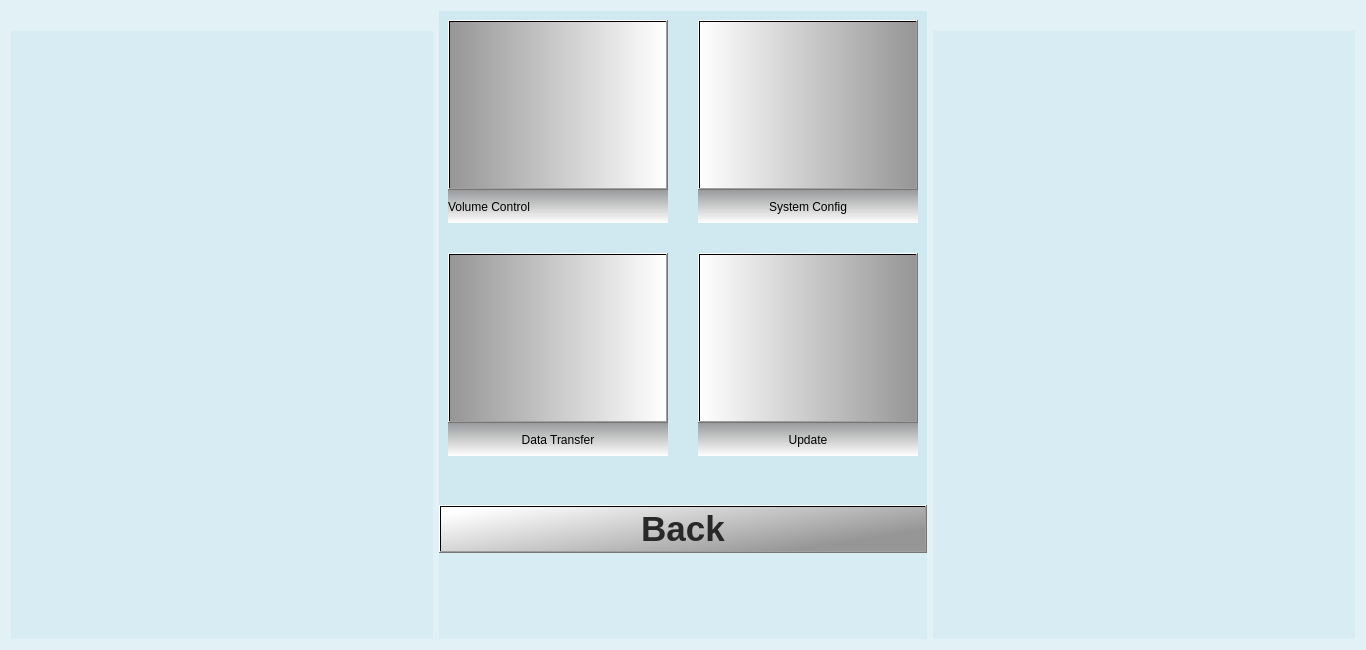
Above: settings.ui from gurpartap007/qtmop before the change. Below: the same form after it.
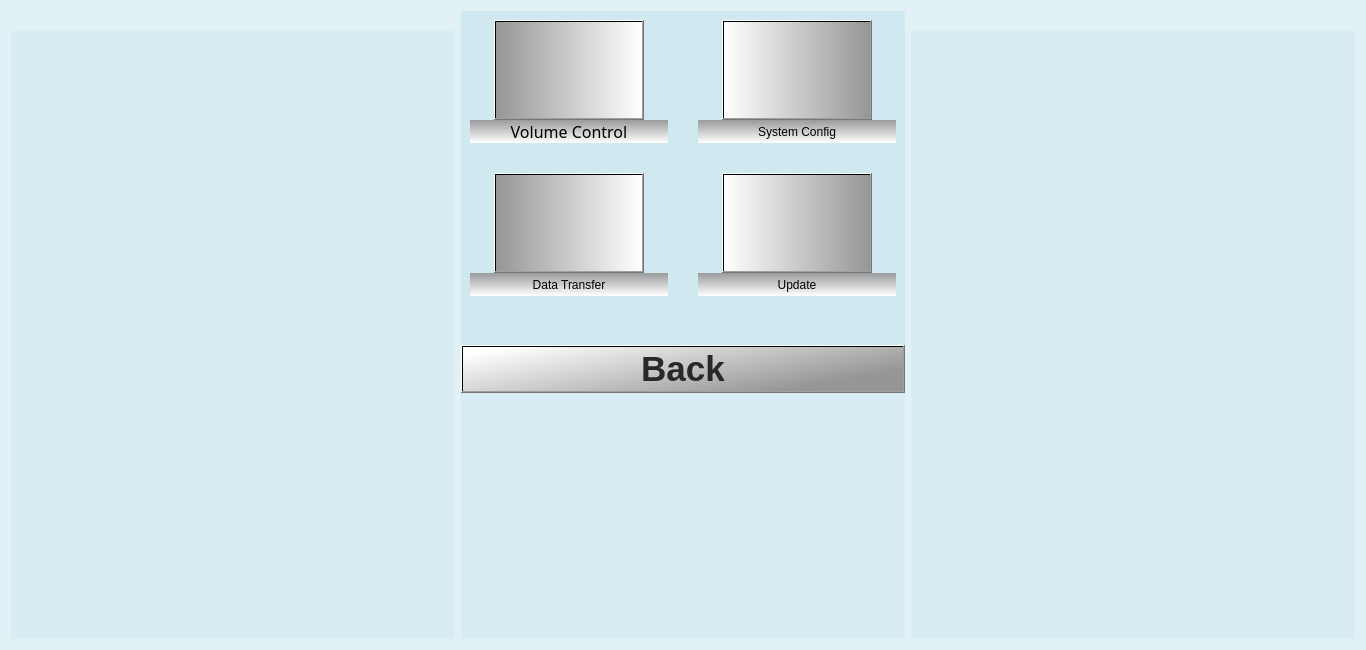
That is the form after the change. The open tabs and pages were chosen to show the change. Icons and pictures are not drawn.

Patch:
```diff
--- a/settings.ui
+++ b/settings.ui
@@ -98,14 +98,14 @@
                    </property>
                    <property name="minimumSize">
                     <size>
-                     <width>220</width>
-                     <height>170</height>
+                     <width>150</width>
+                     <height>100</height>
                     </size>
                    </property>
                    <property name="maximumSize">
                     <size>
-                     <width>220</width>
-                     <height>170</height>
+                     <width>150</width>
+                     <height>100</height>
                     </size>
                    </property>
                    <property name="autoFillBackground">
@@ -124,8 +124,8 @@
                    </property>
                    <property name="iconSize">
                     <size>
-                     <width>180</width>
-                     <height>150</height>
+                     <width>140</width>
+                     <height>100</height>
                     </size>
                    </property>
                   </widget>
@@ -135,23 +135,35 @@
                <item>
                 <widget class="QLabel" name="label">
                  <property name="sizePolicy">
-                  <sizepolicy hsizetype="Fixed" vsizetype="Fixed">
+                  <sizepolicy hsizetype="Preferred" vsizetype="Fixed">
                    <horstretch>0</horstretch>
                    <verstretch>0</verstretch>
                   </sizepolicy>
                  </property>
                  <property name="minimumSize">
                   <size>
-                   <width>220</width>
-                   <height>33</height>
+                   <width>150</width>
+                   <height>23</height>
                   </size>
                  </property>
                  <property name="maximumSize">
                   <size>
-                   <width>220</width>
-                   <height>33</height>
+                   <width>250</width>
+                   <height>23</height>
                   </size>
                  </property>
+                 <property name="font">
+                  <font>
+                   <family>Sans Serif</family>
+                   <pointsize>12</pointsize>
+                   <weight>50</weight>
+                   <italic>false</italic>
+                   <bold>false</bold>
+                  </font>
+                 </property>
+                 <property name="layoutDirection">
+                  <enum>Qt::LeftToRight</enum>
+                 </property>
                  <property name="styleSheet">
                   <string notr="true">font: 20pt &quot;Sans Serif&quot;;
 color: rgb(0, 0, 0);
@@ -163,6 +175,9 @@
                  <property name="text">
                   <string>Volume Control</string>
                  </property>
+                 <property name="alignment">
+                  <set>Qt::AlignCenter</set>
+                 </property>
                 </widget>
                </item>
               </layout>
@@ -187,14 +202,14 @@
                    </property>
                    <property name="minimumSize">
                     <size>
-                     <width>220</width>
-                     <height>170</height>
+                     <width>150</width>
+                     <height>100</height>
                     </size>
                    </property>
                    <property name="maximumSize">
                     <size>
-                     <width>220</width>
-                     <height>170</height>
+                     <width>150</width>
+                     <height>100</height>
                     </size>
                    </property>
                    <property name="autoFillBackground">
@@ -214,8 +229,8 @@
                    </property>
                    <property name="iconSize">
                     <size>
-                     <width>180</width>
-                     <height>150</height>
+                     <width>140</width>
+                     <height>100</height>
                     </size>
                    </property>
                   </widget>
@@ -232,14 +247,14 @@
                  </property>
                  <property name="minimumSize">
                   <size>
-                   <width>220</width>
-                   <height>33</height>
+                   <width>100</width>
+                   <height>23</height>
                   </size>
                  </property>
                  <property name="maximumSize">
                   <size>
-                   <width>220</width>
-                   <height>33</height>
+                   <width>250</width>
+                   <height>23</height>
                   </size>
                  </property>
                  <property name="styleSheet">
@@ -293,14 +308,14 @@
                    </property>
                    <property name="minimumSize">
                     <size>
-                     <width>220</width>
-                     <height>170</height>
+                     <width>150</width>
+                     <height>100</height>
                     </size>
                    </property>
                    <property name="maximumSize">
                     <size>
-                     <width>220</width>
-                     <height>170</height>
+                     <width>150</width>
+                     <height>100</height>
                     </size>
                    </property>
                    <property name="autoFillBackground">
@@ -319,8 +334,8 @@
                    </property>
                    <property name="iconSize">
                     <size>
-                     <width>180</width>
-                     <height>150</height>
+                     <width>140</width>
+                     <height>100</height>
                     </size>
                    </property>
                   </widget>
@@ -330,21 +345,21 @@
                <item>
                 <widget class="QLabel" name="select_route_label_3">
                  <property name="sizePolicy">
-                  <sizepolicy hsizetype="Fixed" vsizetype="Fixed">
+                  <sizepolicy hsizetype="Expanding" vsizetype="Fixed">
                    <horstretch>0</horstretch>
                    <verstretch>0</verstretch>
                   </sizepolicy>
                  </property>
                  <property name="minimumSize">
                   <size>
-                   <width>220</width>
-                   <height>33</height>
+                   <width>100</width>
+                   <height>23</height>
                   </size>
                  </property>
                  <property name="maximumSize">
                   <size>
-                   <width>220</width>
-                   <height>33</height>
+                   <width>250</width>
+                   <height>23</height>
                   </size>
                  </property>
                  <property name="styleSheet">
@@ -398,14 +413,14 @@
                    </property>
                    <property name="minimumSize">
                     <size>
-                     <width>220</width>
-                     <height>170</height>
+                     <width>150</width>
+                     <height>100</height>
                     </size>
                    </property>
                    <property name="maximumSize">
                     <size>
-                     <width>220</width>
-                     <height>170</height>
+                     <width>150</width>
+                     <height>100</height>
                     </size>
                    </property>
                    <property name="autoFillBackground">
@@ -425,8 +440,8 @@
                    </property>
                    <property name="iconSize">
                     <size>
-                     <width>180</width>
-                     <height>150</height>
+                     <width>140</width>
+                     <height>100</height>
                     </size>
                    </property>
                   </widget>
@@ -436,21 +451,21 @@
                <item>
                 <widget class="QLabel" name="select_route_label_2">
                  <property name="sizePolicy">
-                  <sizepolicy hsizetype="Fixed" vsizetype="Fixed">
+                  <sizepolicy hsizetype="Expanding" vsizetype="Fixed">
                    <horstretch>0</horstretch>
                    <verstretch>0</verstretch>
                   </sizepolicy>
                  </property>
                  <property name="minimumSize">
                   <size>
-                   <width>220</width>
-                   <height>33</height>
+                   <width>100</width>
+                   <height>23</height>
                   </size>
                  </property>
                  <property name="maximumSize">
                   <size>
-                   <width>220</width>
-                   <height>33</height>
+                   <width>250</width>
+                   <height>23</height>
                   </size>
                  </property>
                  <property name="styleSheet">
```
Left out of the diff: 16 changed lines with no effect on the pictures.
